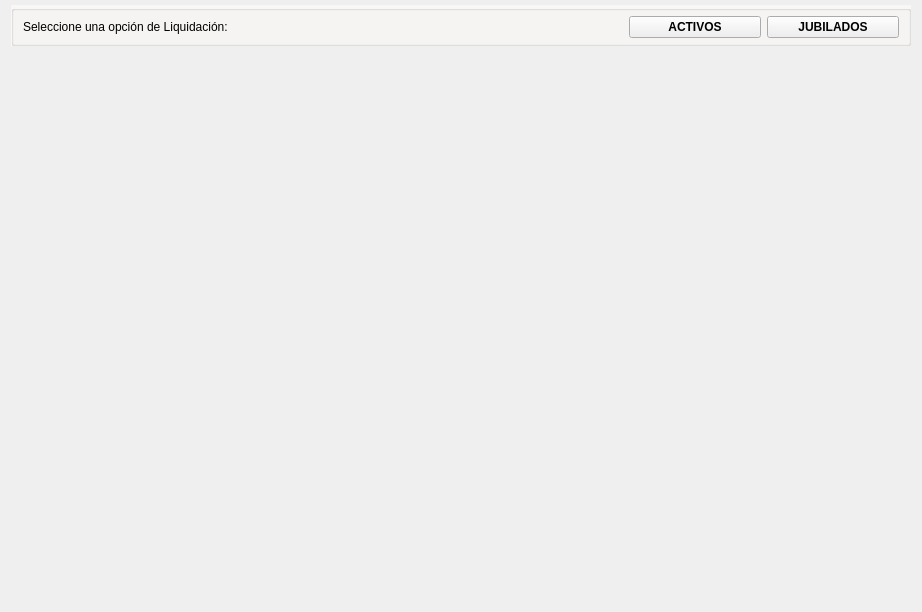
Qt form gui/detalles/detalleLiquidacion.ui (shae-ra/sindicato) before a commit.
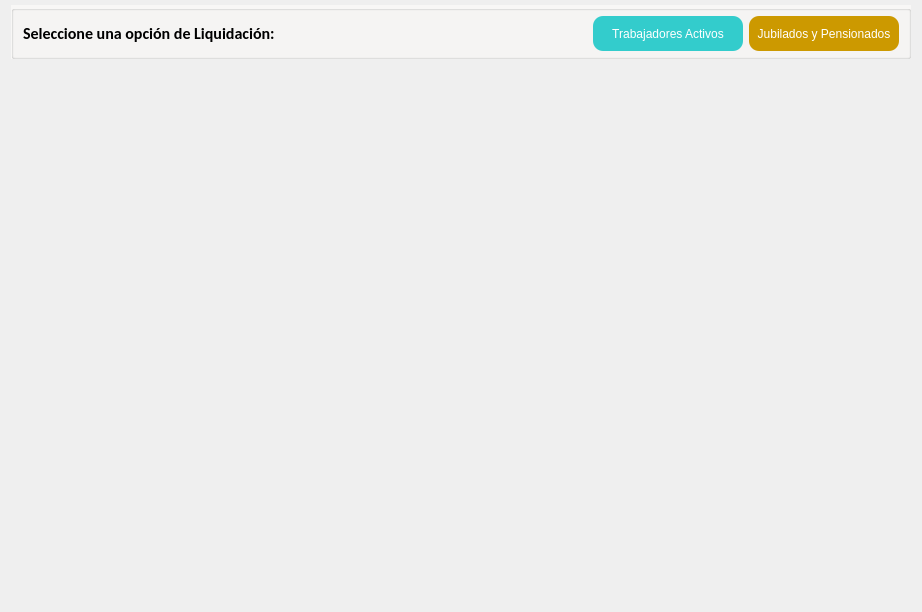
The same form after that commit. Icons and pictures are not drawn.

Diff of the .ui file:
```diff
--- a/gui/detalles/detalleLiquidacion.ui
+++ b/gui/detalles/detalleLiquidacion.ui
@@ -22,6 +22,14 @@
    </property>
    <item row="1" column="0" colspan="3">
     <widget class="QStackedWidget" name="stackedWidget">
+     <property name="font">
+      <font>
+       <family>Calibri</family>
+       <pointsize>12</pointsize>
+       <weight>75</weight>
+       <bold>true</bold>
+      </font>
+     </property>
      <widget class="QWidget" name="page"/>
      <widget class="QWidget" name="page_2"/>
     </widget>
@@ -43,27 +51,34 @@
       <property name="bottomMargin">
        <number>5</number>
       </property>
-      <item row="0" column="6">
-       <widget class="QPushButton" name="pushButton_activos">
+      <item row="0" column="5">
+       <widget class="QPushButton" name="pushButton_jubilados">
         <property name="sizePolicy">
-         <sizepolicy hsizetype="Expanding" vsizetype="Fixed">
+         <sizepolicy hsizetype="Preferred" vsizetype="Preferred">
           <horstretch>0</horstretch>
           <verstretch>0</verstretch>
          </sizepolicy>
         </property>
-        <property name="font">
-         <font>
-          <family>Arial</family>
-          <pointsize>9</pointsize>
-          <weight>75</weight>
-          <bold>true</bold>
-         </font>
+        <property name="minimumSize">
+         <size>
+          <width>150</width>
+          <height>35</height>
+         </size>
         </property>
         <property name="styleSheet">
-         <string notr="true"/>
+         <string notr="true">#pushButton_jubilados{
+background-color:#cc9900;
+color: #FFFFFF;
+border-radius: 10px;
+}
+
+#pushButton_jubilados:hover{
+background-color: #997300;
+color: #FFFFFF;
+}</string>
         </property>
         <property name="text">
-         <string>ACTIVOS</string>
+         <string>Jubilados y Pensionados</string>
         </property>
         <property name="icon">
          <iconset>
@@ -81,10 +96,10 @@
        <widget class="QLabel" name="label">
         <property name="font">
          <font>
-          <family>Arial</family>
-          <pointsize>9</pointsize>
-          <weight>50</weight>
-          <bold>false</bold>
+          <family>Calibri</family>
+          <pointsize>12</pointsize>
+          <weight>75</weight>
+          <bold>true</bold>
          </font>
         </property>
         <property name="text">
@@ -93,17 +108,45 @@
        </widget>
       </item>
       <item row="0" column="4">
-       <spacer name="horizontalSpacer">
-        <property name="orientation">
-         <enum>Qt::Horizontal</enum>
+       <widget class="QPushButton" name="pushButton_activos">
+        <property name="sizePolicy">
+         <sizepolicy hsizetype="Preferred" vsizetype="Preferred">
+          <horstretch>0</horstretch>
+          <verstretch>0</verstretch>
+         </sizepolicy>
         </property>
-        <property name="sizeHint" stdset="0">
+        <property name="minimumSize">
          <size>
-          <width>40</width>
+          <width>150</width>
+          <height>35</height>
+         </size>
+        </property>
+        <property name="styleSheet">
+         <string notr="true">#pushButton_activos{
+background-color:#33cccc;
+color: #FFFFFF;
+border-radius: 10px;
+}
+
+#pushButton_activos:hover{
+background-color: #29a3a3;
+color: #FFFFFF;
+}</string>
+        </property>
+        <property name="text">
+         <string>Trabajadores Activos</string>
+        </property>
+        <property name="icon">
+         <iconset>
+          <normaloff>../iconos/muni.png</normaloff>../iconos/muni.png</iconset>
+        </property>
+        <property name="iconSize">
+         <size>
+          <width>20</width>
           <height>20</height>
          </size>
         </property>
-       </spacer>
+       </widget>
       </item>
       <item row="0" column="3">
        <spacer name="horizontalSpacer_2">
@@ -118,53 +161,6 @@
         </property>
        </spacer>
       </item>
-      <item row="0" column="7">
-       <widget class="QPushButton" name="pushButton_jubilados">
-        <property name="sizePolicy">
-         <sizepolicy hsizetype="Expanding" vsizetype="Fixed">
-          <horstretch>0</horstretch>
-          <verstretch>0</verstretch>
-         </sizepolicy>
-        </property>
-        <property name="font">
-         <font>
-          <family>Arial</family>
-          <pointsize>9</pointsize>
-          <weight>75</weight>
-          <bold>true</bold>
-         </font>
-        </property>
-        <property name="styleSheet">
-         <string notr="true"/>
-        </property>
-        <property name="text">
-         <string>JUBILADOS</string>
-        </property>
-        <property name="icon">
-         <iconset>
-          <normaloff>../iconos/ips.png</normaloff>../iconos/ips.png</iconset>
-        </property>
-        <property name="iconSize">
-         <size>
-          <width>20</width>
-          <height>20</height>
-         </size>
-        </property>
-       </widget>
-      </item>
-      <item row="0" column="5">
-       <spacer name="horizontalSpacer_3">
-        <property name="orientation">
-         <enum>Qt::Horizontal</enum>
-        </property>
-        <property name="sizeHint" stdset="0">
-         <size>
-          <width>40</width>
-          <height>20</height>
-         </size>
-        </property>
-       </spacer>
-      </item>
      </layout>
     </widget>
    </item>
```
Left out of the diff: 2 changed lines with no effect on the pictures.
